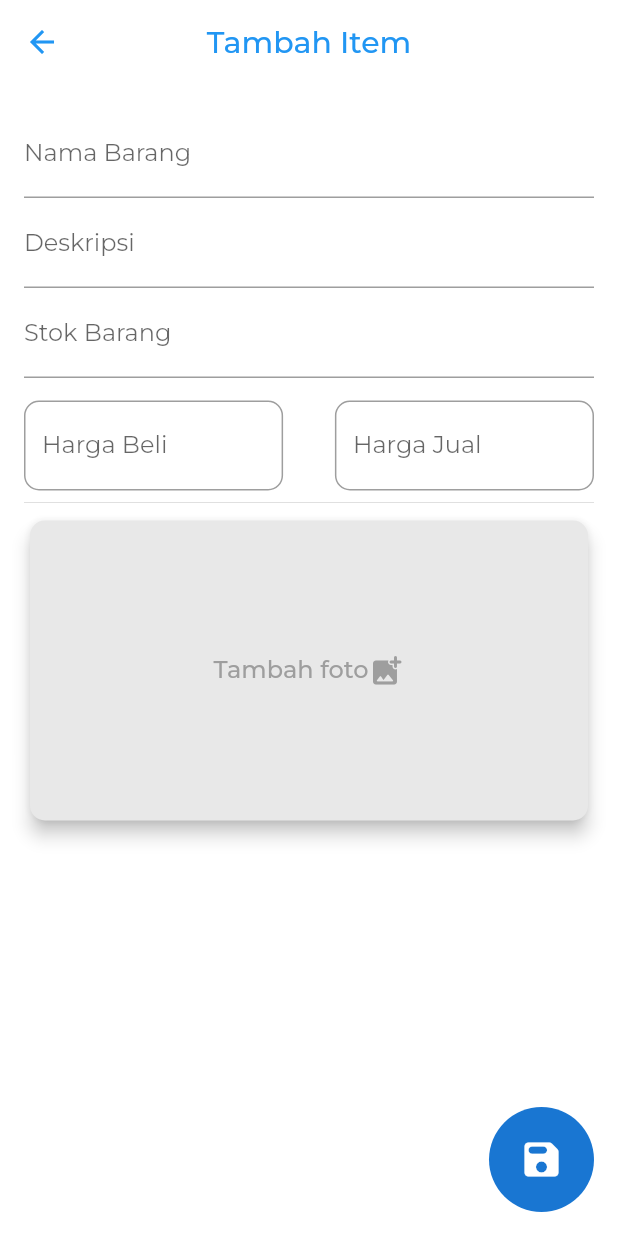
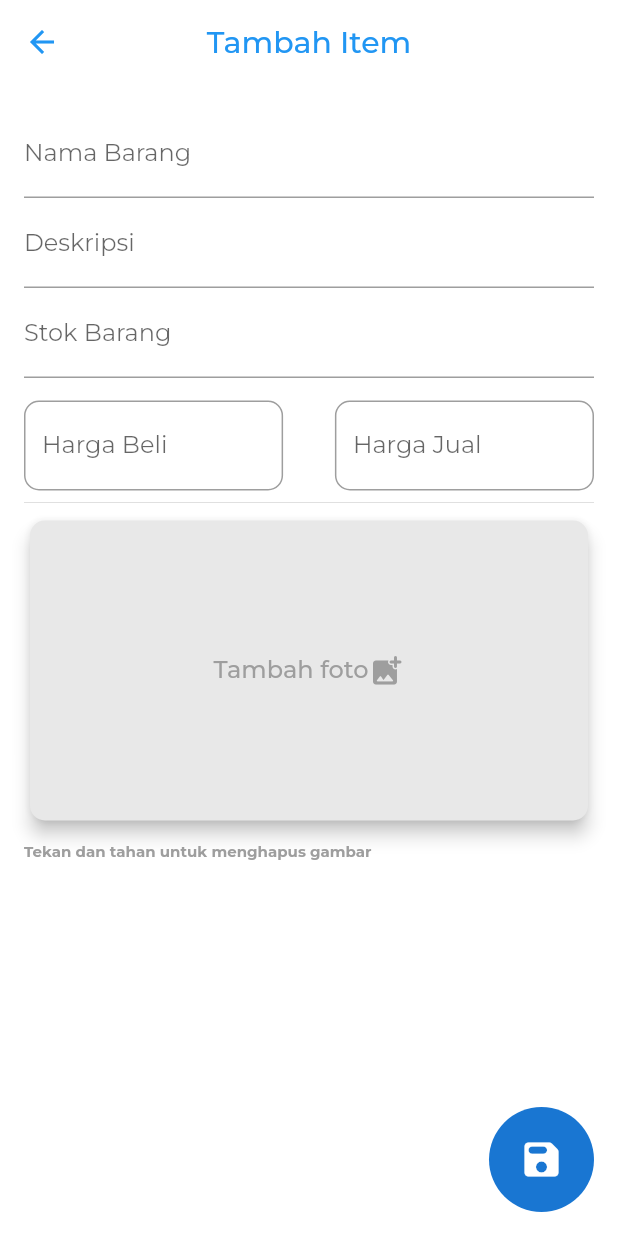
Before and after one commit to ramasii/itemwise, a Flutter app: the ViewItemPage screen opened directly, on a phone screen of 412 x 824 dp. Run offline on Flutter 3.47's test engine with Material 2 defaults, Android fonts, the phone set to English and light mode, and no system bars; our stand-ins replace image_picker, shared_preferences; missing offline and left inert: image_size_getter; accounts and stored records are empty; generated files the repository leaves out were written again.

Commit message:
tahan untuk hapus gambar

```diff
--- a/lib/l10n/app_id.arb
+++ b/lib/l10n/app_id.arb
@@ -13,5 +13,6 @@
     "stok": "Stok",
     "itemNameAlert": "Nama barang wajib diisi!",
     "itemStockAlert": "Stok barang wajib diisi!",
-    "successSave": "Sukses menyimpan data"
+    "successSave": "Sukses menyimpan data",
+    "holdToRemoveImg": "Tekan dan tahan untuk menghapus gambar"
 }
--- a/lib/pages/view_item_page.dart
+++ b/lib/pages/view_item_page.dart
@@ -183,7 +183,10 @@ class _ViewItemPageState extends State<ViewItemPage> {
               ),
               Divider(),
               // algoritma: jika widget.itemMap!['img'] != "" maka tampilkan gambar, jika tidak maka tampilkan "Tambahkan Gambar", bisa ngambil gambar dari kamera dan file
-              cardFotoBarang(context)
+              cardFotoBarang(context),
+              Container(height: 10,),
+              Text(AppLocalizations.of(context)!.holdToRemoveImg, style: const TextStyle(fontSize: 10, fontWeight: FontWeight.bold, color: Colors.grey),),
+              Container(height: 100,)
             ],
           ),
         ),
@@ -280,11 +283,21 @@ class _ViewItemPageState extends State<ViewItemPage> {
                     ),
                   ),
                 )
-              : ClipRRect(
+              : InkWell(
+                  borderRadius: BorderRadius.circular(10),
+                  onLongPress: () {
+                    log('delete gambar');
+                    setState(() {
+                      img = "";
+                      isImgLscape = true;
+                    });
+                  },
+                  child: ClipRRect(
                     borderRadius: BorderRadius.circular(10),
                     child: Image.memory(
                       Uint8List.fromList(base64.decode(img)),
                       fit: BoxFit.cover,
+                    ),
                   ),
                 )),
     );
@@ -345,12 +358,15 @@ class _ViewItemPageState extends State<ViewItemPage> {
                 await ItemWise.saveItems();
               }
             }
-            ScaffoldMessenger.of(context).showSnackBar(successSnackbar(context, AppLocalizations.of(context)!.successSave));
+            ScaffoldMessenger.of(context).showSnackBar(successSnackbar(
+                context, AppLocalizations.of(context)!.successSave));
           } else {
             if (_itemNameController.text.trim() == "") {
-              ScaffoldMessenger.of(context).showSnackBar(dangerSnackbar(context,AppLocalizations.of(context)!.itemNameAlert));
+              ScaffoldMessenger.of(context).showSnackBar(dangerSnackbar(
+                  context, AppLocalizations.of(context)!.itemNameAlert));
             } else if (_itemStockController.text.trim() == "") {
-              ScaffoldMessenger.of(context).showSnackBar(dangerSnackbar(context, AppLocalizations.of(context)!.itemStockAlert));
+              ScaffoldMessenger.of(context).showSnackBar(dangerSnackbar(
+                  context, AppLocalizations.of(context)!.itemStockAlert));
             }
           }
         },
```
Lines whose indentation alone changed are shown as unchanged.
